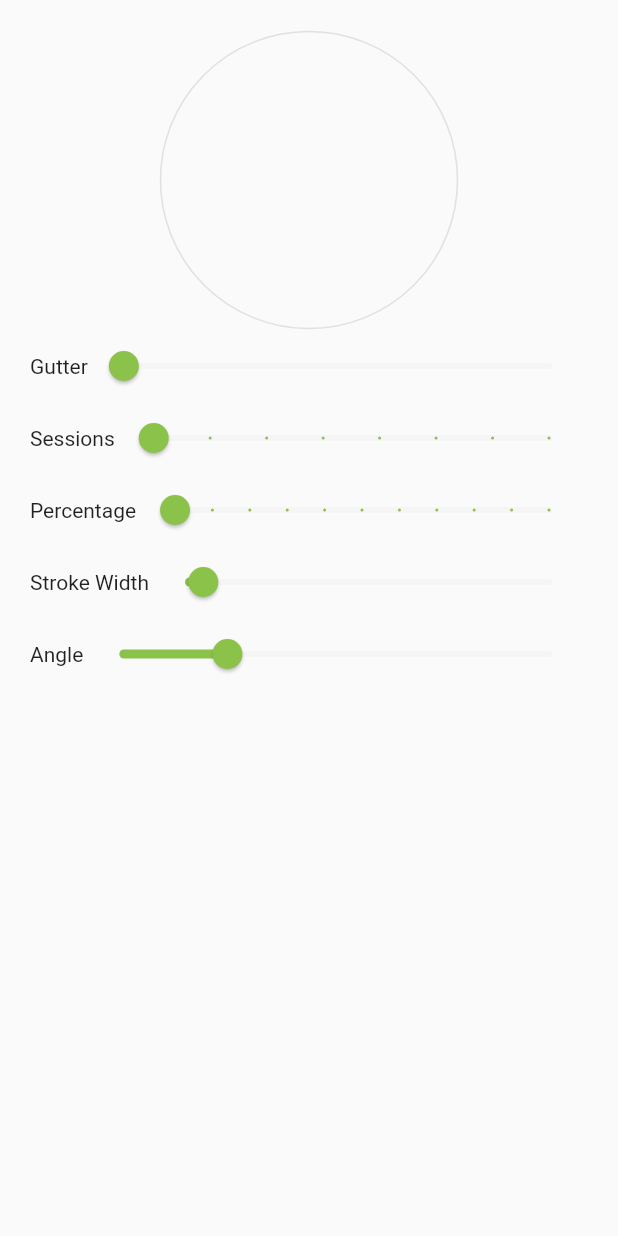
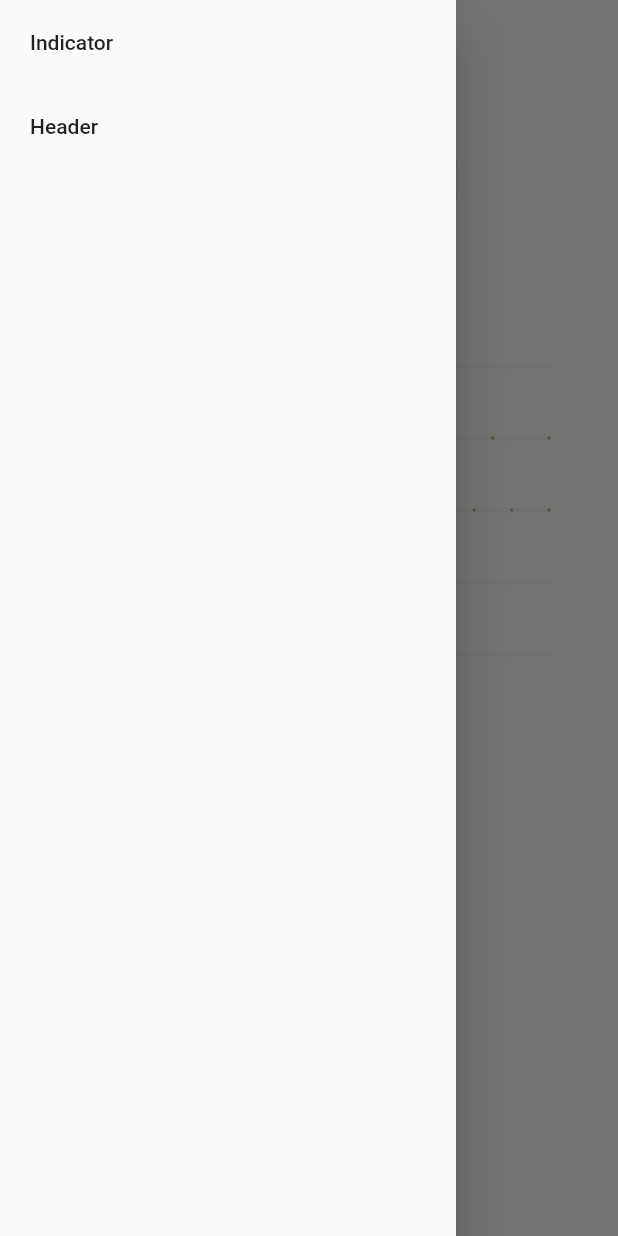
Before and after one commit to savioserra/progress_indicator, a Flutter app: the screen it shows after launch, with the side drawer open (before the commit the screen has no drawer), on a phone screen of 412 x 824 dp. Run offline on Flutter 3.47's test engine with Material 2 defaults, Android fonts, the phone set to English and light mode, and no system bars.

Commit message:
Header begin

```diff
--- a/lib/main.dart
+++ b/lib/main.dart
@@ -1,11 +1,12 @@
 import 'package:flutter/material.dart';
 import 'package:flutter/services.dart';
+import 'package:level_indicator/screens/header.dart';
 import 'package:level_indicator/screens/indicator.dart';
 
 void main() {
   SystemChrome.setSystemUIOverlayStyle(SystemUiOverlayStyle(
     statusBarColor: Colors.transparent,
-    statusBarBrightness: Brightness.dark,
+    statusBarIconBrightness: Brightness.light,
   ));
 
   runApp(PoC());
@@ -18,6 +19,7 @@ class PoC extends StatelessWidget {
       debugShowCheckedModeBanner: false,
       routes: {
         "/": (ctx) => IndicatorScreen(),
+        "/header": (ctx) => HeaderScreen(),
       },
     );
   }
--- a/lib/screens/indicator.dart
+++ b/lib/screens/indicator.dart
@@ -1,6 +1,7 @@
 import 'dart:math' as Math;
 
 import 'package:flutter/material.dart';
+import 'package:level_indicator/widgets/drawer.dart';
 import 'package:level_indicator/widgets/progress_indicator.dart' as Indicator;
 
 class IndicatorScreen extends StatefulWidget {
@@ -42,6 +43,9 @@ class IndicatorScreenState extends State<IndicatorScreen>
   @override
   Widget build(BuildContext context) {
     return Scaffold(
+      drawer: Drawer(
+        child: AppDrawer(),
+      ),
       body: SingleChildScrollView(
         physics: const BouncingScrollPhysics(),
         child: Padding(
--- /dev/null
+++ b/lib/widgets/drawer.dart
@@ -0,0 +1,21 @@
+import 'package:flutter/material.dart';
+
+class AppDrawer extends StatelessWidget {
+  @override
+  Widget build(BuildContext context) {
+    return Column(
+      children: [
+        ListTile(
+          contentPadding: const EdgeInsets.only(left: 20.0),
+          title: Text("Indicator"),
+          onTap: () => Navigator.of(context).pushReplacementNamed("/"),
+        ),
+        ListTile(
+          contentPadding: const EdgeInsets.only(left: 20.0),
+          title: Text("Header"),
+          onTap: () => Navigator.of(context).pushReplacementNamed("/header"),
+        )
+      ],
+    );
+  }
+}
--- a/lib/widgets/progress_indicator.dart
+++ b/lib/widgets/progress_indicator.dart
@@ -13,12 +13,12 @@ class ProgressIndicator extends AnimatedWidget {
   final Animation<double> animation;
 
   const ProgressIndicator({
+    @required this.animation,
     @required this.size,
     this.gutter = 0.0,
     this.strokeWidth = 5,
     this.sessions = 5,
     this.startAngle = -90,
-    this.animation,
   }) : super(listenable: animation);
 
   @override
```
Also changed, not shown: lib/screens/header.dart (added, +28 -0 lines).
